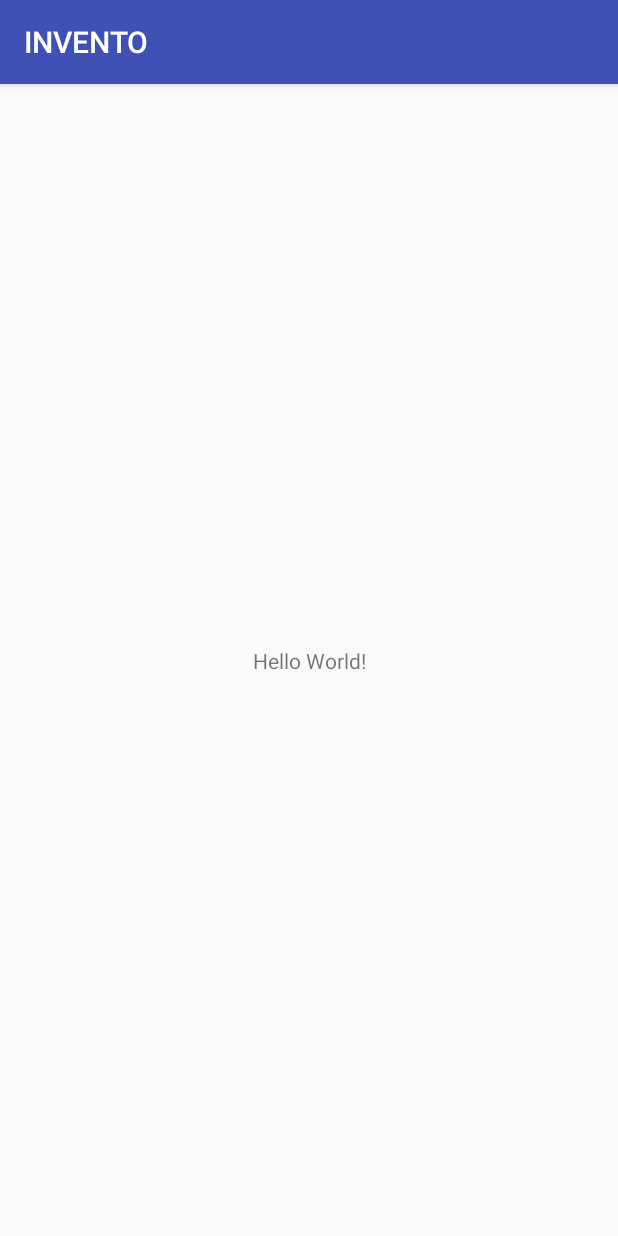
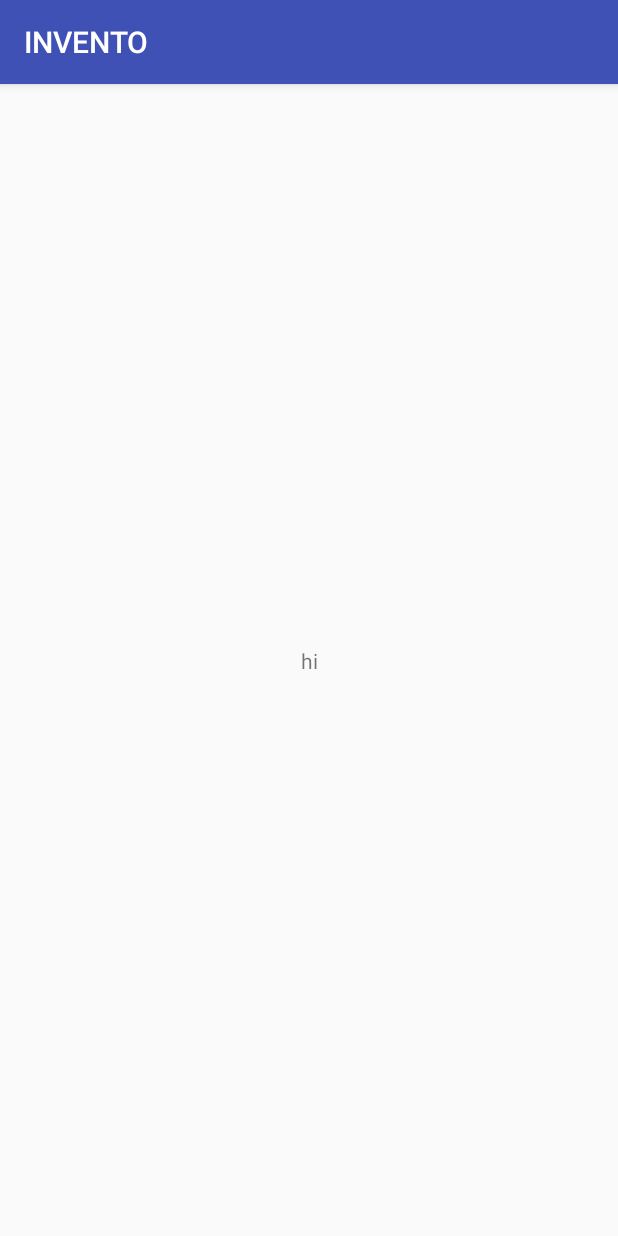
Before and after one commit to sebin-vincent/INVENTO, an Android app: the screen it shows after launch (MainActivity), on a phone screen of 412 x 824 dp. Run offline under Robolectric (Android 15) with nearby library versions, the phone set to English and light mode, and no system bars.

Commit message:
just make hi

```diff
--- a/app/src/main/res/layout/activity_main.xml
+++ b/app/src/main/res/layout/activity_main.xml
@@ -9,7 +9,7 @@
     <TextView
         android:layout_width="wrap_content"
         android:layout_height="wrap_content"
-        android:text="Hello World!"
+        android:text="hi"
         app:layout_constraintBottom_toBottomOf="parent"
         app:layout_constraintLeft_toLeftOf="parent"
         app:layout_constraintRight_toRightOf="parent"
```
